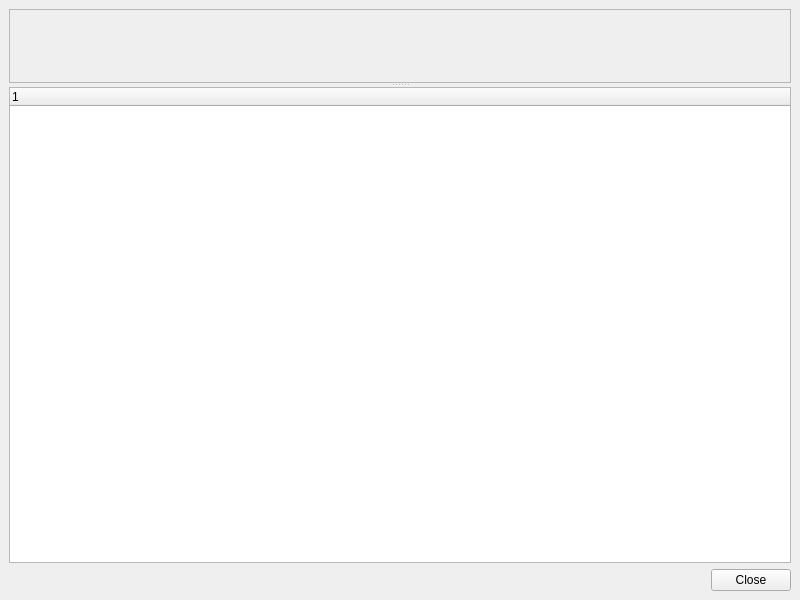
Above: src/appleseed.studio/debug/benchmarks/benchmarkwindow.ui from appleseedhq/appleseed before the change. Below: the same form after it.
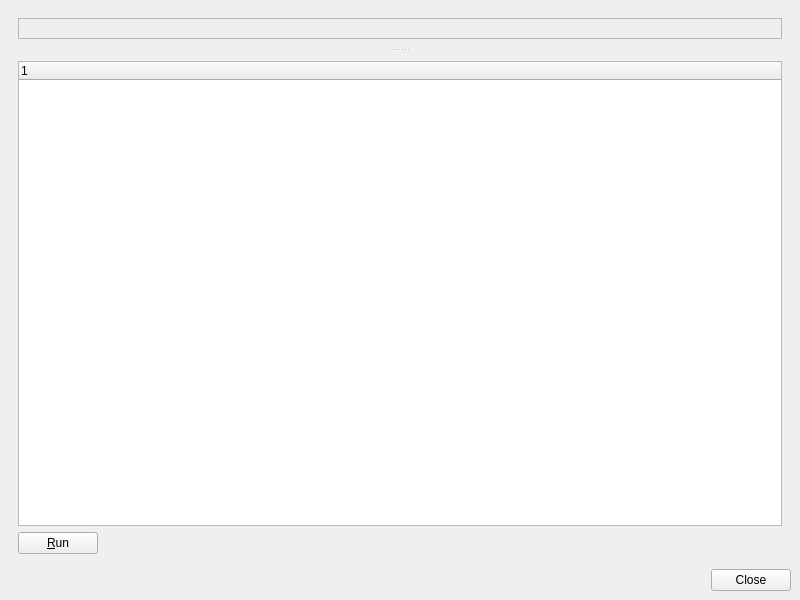
That is the form after the change.

Commit message: implemented running benchmarks from the Benchmarks window.

What changed in the file:
```diff
--- a/src/appleseed.studio/debug/benchmarks/benchmarkwindow.ui
+++ b/src/appleseed.studio/debug/benchmarks/benchmarkwindow.ui
@@ -32,6 +32,9 @@
      <property name="orientation">
       <enum>Qt::Vertical</enum>
      </property>
+     <widget class="QWidget" name="layoutWidget">
+      <layout class="QVBoxLayout" name="graphs_contents">
+       <item>
      <widget class="QFrame" name="frame_graphs">
       <property name="frameShape">
        <enum>QFrame::StyledPanel</enum>
@@ -40,12 +43,45 @@
        <enum>QFrame::Raised</enum>
       </property>
      </widget>
+       </item>
+      </layout>
+     </widget>
+     <widget class="QWidget" name="layoutWidget">
+      <layout class="QVBoxLayout" name="benchmarks_contents">
+       <item>
      <widget class="QTreeWidget" name="treewidget_benchmarks">
       <column>
        <property name="text">
         <string notr="true">1</string>
        </property>
       </column>
+        </widget>
+       </item>
+       <item>
+        <layout class="QHBoxLayout" name="horizontalLayout">
+         <item>
+          <widget class="QPushButton" name="pushbutton_run">
+           <property name="text">
+            <string>&amp;Run</string>
+           </property>
+          </widget>
+         </item>
+         <item>
+          <spacer name="horizontalSpacer">
+           <property name="orientation">
+            <enum>Qt::Horizontal</enum>
+           </property>
+           <property name="sizeHint" stdset="0">
+            <size>
+             <width>40</width>
+             <height>20</height>
+            </size>
+           </property>
+          </spacer>
+         </item>
+        </layout>
+       </item>
+      </layout>
      </widget>
     </widget>
    </item>
```
Lines whose indentation alone changed are shown as unchanged. The commit also changes 4 other files.
